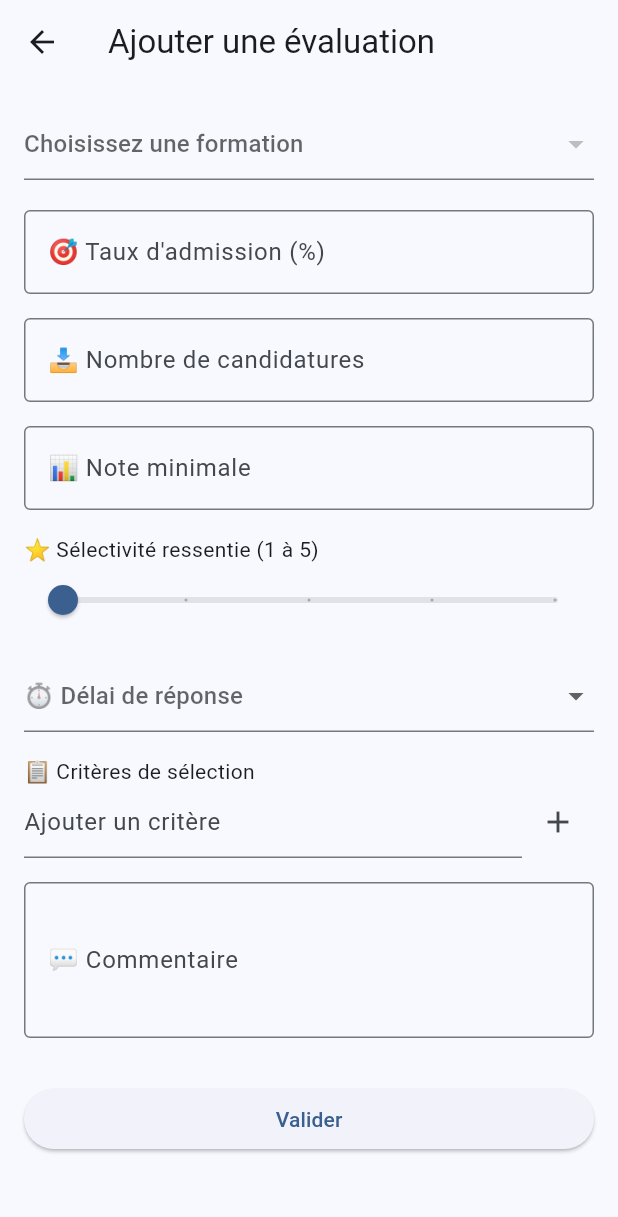
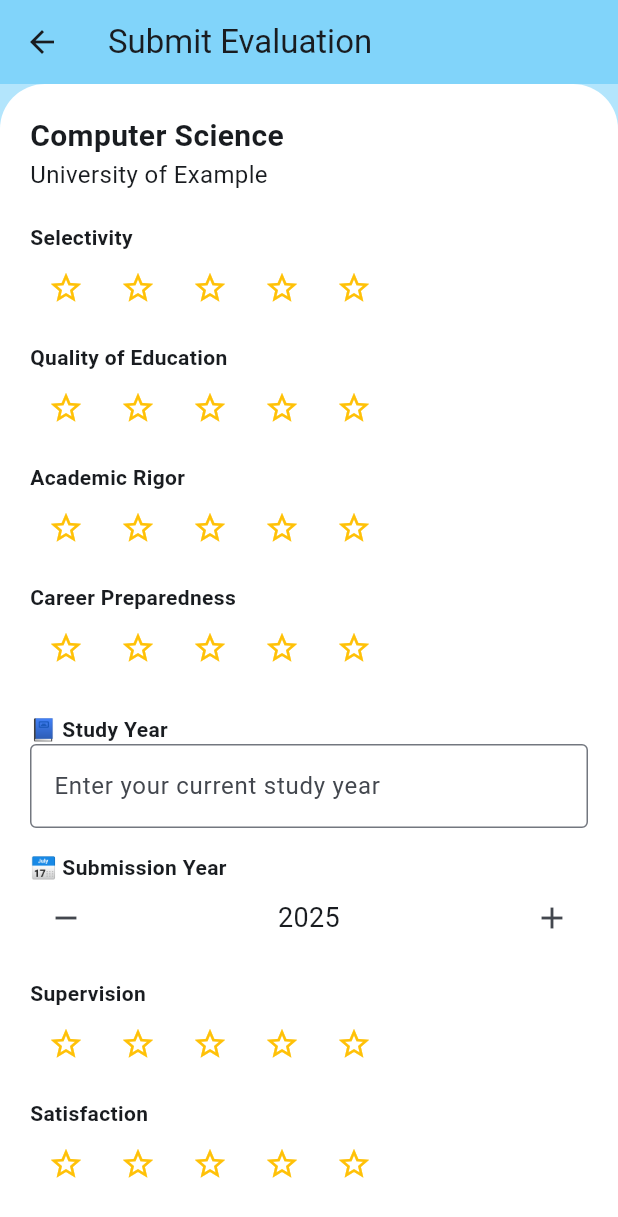
Before and after one commit to hansoloukpona/mobile_pdm_m1_miage_uga, a Flutter app: the screen it shows after launch, after a tap on "Créer une évaluation", on a phone screen of 412 x 824 dp. Shown: the top 1217 px of the screen. Run offline on Flutter 3.47's test engine with Material 3 defaults, Android fonts, the phone set to English and light mode, and no system bars.

Commit message:
submit evaluation interface done and link to the main/add review

```diff
--- a/lib/main.dart
+++ b/lib/main.dart
@@ -1,6 +1,8 @@
 import 'package:flutter/material.dart';
 import 'package:provider/provider.dart';
 import 'package:selectivite/screens/add_review_screen.dart';
+import 'package:selectivite/screens/submit_evaluation_screen.dart';
+import 'package:selectivite/models/formations.dart';
 
 import 'controllers/programsearchcontroller.dart';
 import 'controllers/universitysearchcontroller.dart';
@@ -41,7 +43,24 @@ class SelectiviteApp extends StatelessWidget {
       routes: {
         '/results': (context) => ResultsScreen(formations: []), // temporaire
         /** '/details': (context) => DetailsScreen(),*/
-        '/add_review_screen': (context) => AddReviewScreen(formations: []),
+        //'/add_review_screen': (context) => SubmitEvaluationScreen(formation: formation),
+        '/add_review_screen': (context) {
+          final formationTest = Formations(
+            nom: 'Computer Science',
+            ville: 'Lyon',
+            universite: 'University of Example',
+            tauxAdmission: 30.5,
+            nbCandidatures: 1200,
+            noteMinimale: 14.0,
+            selectiviteRessentie: 4,
+            criteresSelection: ['Dossier', 'Lettre de motivation'],
+            delaiReponse: 'Moyen',
+            commentaire: 'Très bonne formation',
+            avis: [], // ou null si tu veux
+          );
+
+          return SubmitEvaluationScreen(formation: formationTest);
+        },
       },
     );
   }
--- a/lib/screens/add_review_screen.dart
+++ b/lib/screens/add_review_screen.dart
@@ -3,9 +3,12 @@ import 'package:flutter/material.dart';
 import '../models/formations.dart';
 
 class AddReviewScreen extends StatefulWidget {
-  final List<Formations> formations;
+  //final List<Formations> formations;
 
-  const AddReviewScreen({Key? key, required this.formations}) : super(key: key);
+  const AddReviewScreen({
+    Key? key
+    //, required this.formations
+  }) : super(key: key);
 
   @override
   State<AddReviewScreen> createState() => _AddReviewScreenState();
@@ -66,7 +69,7 @@ class _AddReviewScreenState extends State<AddReviewScreen> {
           child: ListView(
             children: [
               // Sélection de la formation
-              DropdownButtonFormField<Formations>(
+              /* DropdownButtonFormField<Formations>(
                 value: selectedFormation,
                 hint: const Text("Choisissez une formation"),
                 items: widget.formations.map((f) {
@@ -79,7 +82,7 @@ class _AddReviewScreenState extends State<AddReviewScreen> {
                 validator: (val) =>
                 val == null ? "Sélectionnez une formation" : null,
               ),
-              const SizedBox(height: 20),
+              const SizedBox(height: 20),*/
 
               // Taux d'admission
               TextFormField(
--- /dev/null
+++ b/lib/screens/submit_evaluation_screen.dart
@@ -0,0 +1,174 @@
+import 'package:flutter/material.dart';
+import '../models/formations.dart';
+
+class SubmitEvaluationScreen extends StatefulWidget {
+  final Formations formation;
+
+  const SubmitEvaluationScreen({super.key, required this.formation});
+
+  @override
+  State<SubmitEvaluationScreen> createState() => _SubmitEvaluationScreenState();
+}
+
+class _SubmitEvaluationScreenState extends State<SubmitEvaluationScreen> {
+  final TextEditingController _commentController = TextEditingController();
+  final TextEditingController _studyYearController = TextEditingController();
+  int submissionYear = DateTime.now().year;
+
+  final Map<String, int> ratings = {
+    'Selectivity': 0,
+    'Quality of Education': 0,
+    'Academic Rigor': 0,
+    'Career Preparedness': 0,
+    'Supervision': 0,
+    'Satisfaction': 0,
+  };
+
+  bool hasDroppedOut = false;
+
+  void _setRating(String category, int rating) {
+    setState(() {
+      ratings[category] = rating;
+    });
+  }
+
+  void _submit() {
+    print("Formation: ${widget.formation.nom}");
+    print("Study Year: ${_studyYearController.text}");
+    print("Submission Year: $submissionYear");
+    print("Ratings: $ratings");
+    print("Dropped out: $hasDroppedOut");
+    print("Commentaire: ${_commentController.text}");
+
+    ScaffoldMessenger.of(context).showSnackBar(
+      SnackBar(content: Text("Évaluation envoyée pour ${widget.formation.nom}")),
+    );
+
+    Navigator.pop(context);
+  }
+
+  Widget _buildStarRating(String category) {
+    final rating = ratings[category]!;
+    return Column(
+      crossAxisAlignment: CrossAxisAlignment.start,
+      children: [
+        Text(category, style: TextStyle(fontWeight: FontWeight.bold)),
+        Row(
+          children: List.generate(5, (index) {
+            return IconButton(
+              icon: Icon(
+                index < rating ? Icons.star : Icons.star_border,
+                color: Colors.amber,
+              ),
+              onPressed: () => _setRating(category, index + 1),
+            );
+          }),
+        ),
+        const SizedBox(height: 12),
+      ],
+    );
+  }
+
+  @override
+  Widget build(BuildContext context) {
+    return Scaffold(
+      backgroundColor: Colors.lightBlue[100],
+      appBar: AppBar(
+        title: const Text("Submit Evaluation"),
+        backgroundColor: Colors.lightBlue[200],
+        elevation: 0,
+      ),
+      body: Container(
+        padding: const EdgeInsets.all(20),
+        decoration: BoxDecoration(
+          color: Colors.white,
+          borderRadius: const BorderRadius.vertical(top: Radius.circular(30)),
+        ),
+        child: ListView(
+          children: [
+            Text(widget.formation.nom, style: const TextStyle(fontSize: 20, fontWeight: FontWeight.bold)),
+            Text(widget.formation.universite ?? "", style: const TextStyle(fontSize: 16)),
+            const SizedBox(height: 20),
+
+            ...['Selectivity', 'Quality of Education', 'Academic Rigor', 'Career Preparedness']
+                .map(_buildStarRating)
+                .toList(),
+
+            const SizedBox(height: 8),
+            Text("📘 Study Year", style: TextStyle(fontWeight: FontWeight.bold)),
+            TextField(
+              controller: _studyYearController,
+              keyboardType: TextInputType.number,
+              decoration: InputDecoration(
+                hintText: "Enter your current study year",
+                border: OutlineInputBorder(),
+              ),
+            ),
+            const SizedBox(height: 16),
+
+            Text("📅 Submission Year", style: TextStyle(fontWeight: FontWeight.bold)),
+            Row(
+              children: [
+                IconButton(
+                  icon: Icon(Icons.remove),
+                  onPressed: () => setState(() {
+                    if (submissionYear > 2000) submissionYear--;
+                  }),
+                ),
+                Expanded(
+                  child: Text("$submissionYear", textAlign: TextAlign.center, style: TextStyle(fontSize: 18)),
+                ),
+                IconButton(
+                  icon: Icon(Icons.add),
+                  onPressed: () => setState(() => submissionYear++),
+                ),
+              ],
+            ),
+            const SizedBox(height: 16),
+
+            _buildStarRating('Supervision'),
+            _buildStarRating('Satisfaction'),
+
+            Row(
+              children: [
+                Checkbox(
+                  value: hasDroppedOut,
+                  onChanged: (val) => setState(() => hasDroppedOut = val ?? false),
+                ),
+                const Text("Has dropped out"),
+              ],
+            ),
+            const SizedBox(height: 16),
+
+            const Text("Other Comments", style: TextStyle(fontWeight: FontWeight.bold)),
+            const SizedBox(height: 8),
+            TextField(
+              controller: _commentController,
+              maxLines: 3,
+              decoration: InputDecoration(
+                hintText: "Enter your comments",
+                border: OutlineInputBorder(),
+                fillColor: Colors.grey[100],
+                filled: true,
+              ),
+            ),
+            const SizedBox(height: 20),
+
+            ElevatedButton(
+              onPressed: _submit,
+              style: ElevatedButton.styleFrom(
+                backgroundColor: Colors.blue[800],
+                foregroundColor: Colors.white,
+                padding: const EdgeInsets.symmetric(vertical: 14),
+                shape: RoundedRectangleBorder(
+                  borderRadius: BorderRadius.circular(12),
+                ),
+              ),
+              child: const Text("SUBMIT", style: TextStyle(fontSize: 16)),
+            )
+          ],
+        ),
+      ),
+    );
+  }
+}
```
